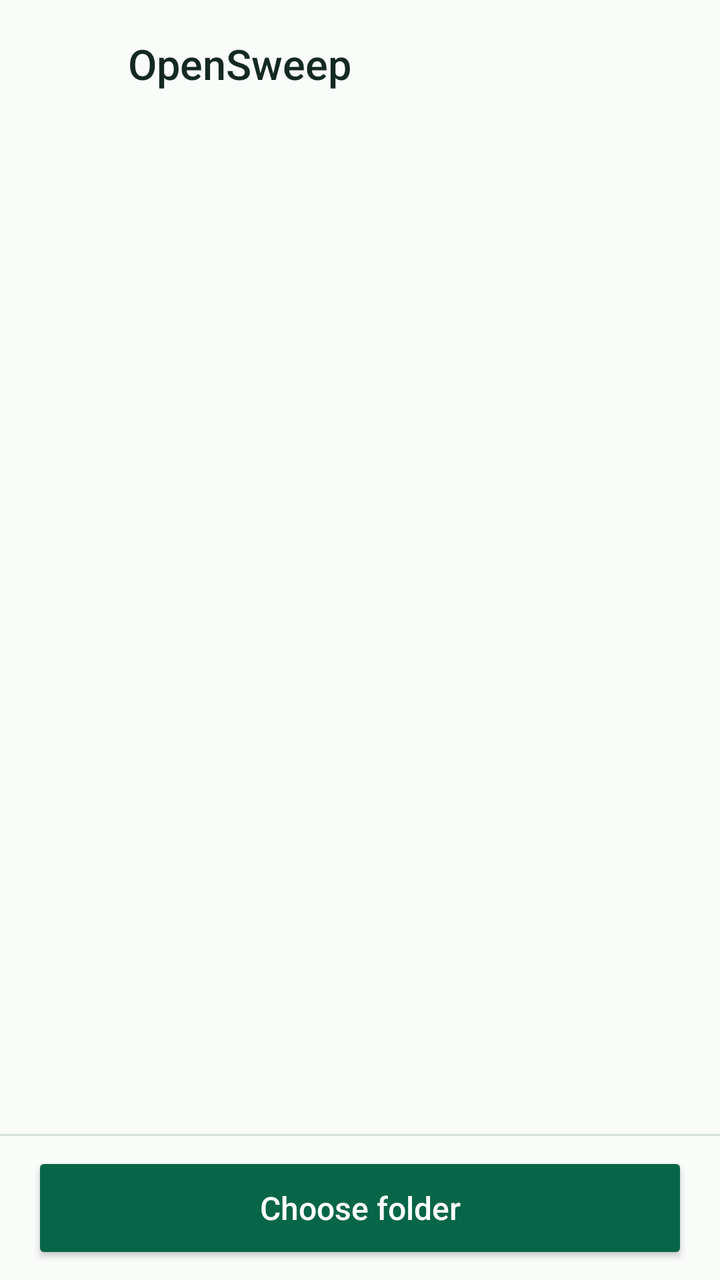
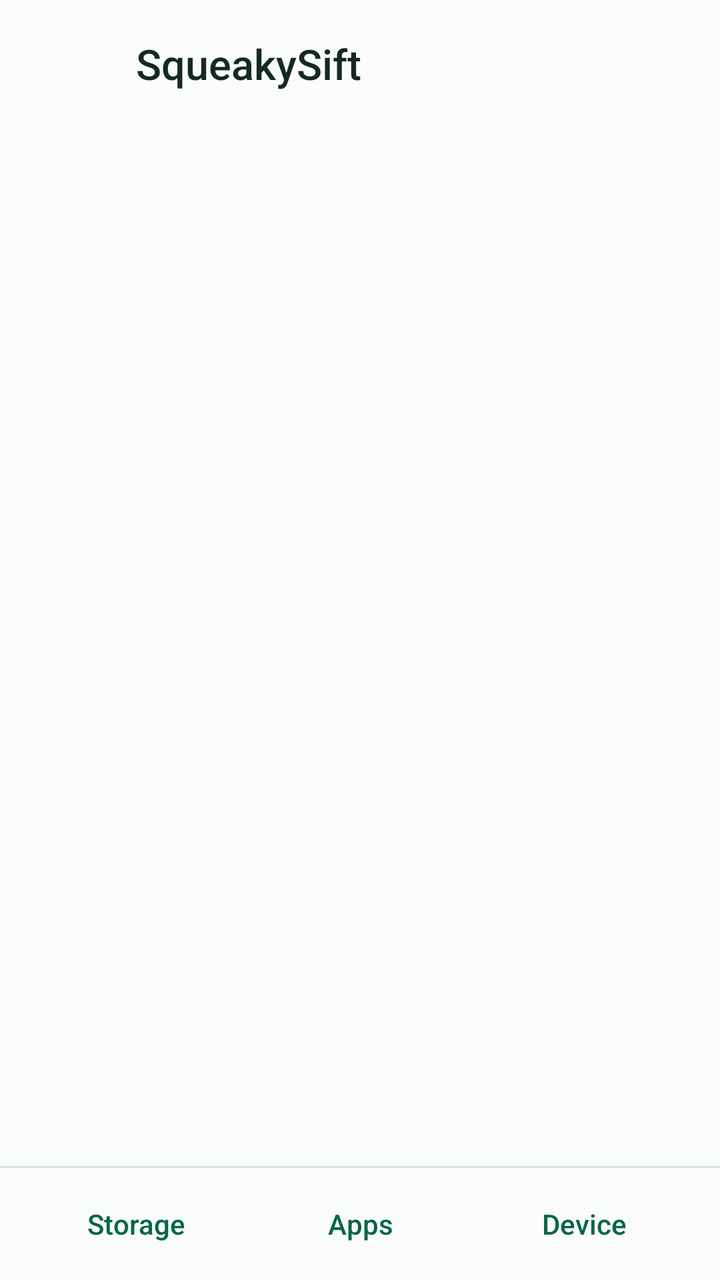

Two renders of the same Android screen: before a commit and after it. Below are the layout's source before the change and the commit's diff.
<!-- AndroidManifest.xml: application theme AppTheme -->
<!-- res/layout/activity_main.xml -->
<LinearLayout xmlns:android="http://schemas.android.com/apk/res/android"
    android:id="@+id/screen" android:layout_width="match_parent" android:layout_height="match_parent"
    android:orientation="vertical" android:fitsSystemWindows="true">
    <LinearLayout
        android:layout_width="match_parent" android:layout_height="wrap_content"
        android:minHeight="64dp" android:paddingHorizontal="16dp" android:gravity="center_vertical">
        <ImageView
            android:layout_width="38dp" android:layout_height="38dp"
            android:src="@mipmap/ic_launcher" android:importantForAccessibility="no" />
        <TextView
            android:layout_width="0dp" android:layout_height="wrap_content" android:layout_weight="1"
            android:layout_marginStart="10dp" android:text="@string/app_name" android:textSize="21sp"
            android:textColor="@color/ink" android:fontFamily="sans-serif-medium" />
        <Button
            android:id="@+id/change_folder" style="@style/TextButton"
            android:layout_width="wrap_content" android:layout_height="wrap_content"
            android:text="@string/change_folder" android:visibility="gone" />
    </LinearLayout>
    <ListView
        android:id="@+id/files" android:layout_width="match_parent" android:layout_height="0dp"
        android:layout_weight="1" android:divider="@null" android:clipToPadding="false"
        android:paddingBottom="12dp" />
    <View android:layout_width="match_parent" android:layout_height="1dp" android:background="@color/line" />
    <Button
        android:id="@+id/primary" android:layout_width="match_parent" android:layout_height="wrap_content"
        android:minHeight="56dp" android:layout_marginHorizontal="16dp" android:layout_marginVertical="8dp"
        android:text="@string/choose_folder" android:textSize="16sp" android:textAllCaps="false"
        android:textColor="@color/action_ink" android:backgroundTint="@color/action_fill" />
</LinearLayout>
<!-- resources referenced by this layout -->
<resources>
  <color name="ink">#142921</color>
  <color name="line">#D5E1D9</color>
  <!-- mipmap ic_launcher (mipmap-anydpi) -->
  <adaptive-icon xmlns:android="http://schemas.android.com/apk/res/android">
      <background android:drawable="@drawable/icon_background" />
      <foreground android:drawable="@drawable/ic_sparkles" />
      <monochrome android:drawable="@drawable/ic_sparkles" />
  </adaptive-icon>
  <string name="app_name">OpenSweep</string>
  <string name="change_folder">Change folder</string>
  <string name="choose_folder">Choose folder</string>
  <style name="TextButton" parent="@android:style/Widget.Material.Button.Borderless">
          <item name="android:textAllCaps">false</item>
          <item name="android:textColor">@color/accent</item>
          <item name="android:minHeight">48dp</item>
      </style>
  <style name="AppTheme" parent="@style/DayThemeBase" />
  <!-- drawable icon_background (drawable) -->
  <shape xmlns:android="http://schemas.android.com/apk/res/android">
      <gradient android:angle="315" android:startColor="#10B981" android:endColor="#0E74DC" />
  </shape>
  <!-- drawable ic_sparkles (drawable) -->
  <vector xmlns:android="http://schemas.android.com/apk/res/android"
      android:width="108dp" android:height="108dp" android:viewportWidth="108" android:viewportHeight="108">
      <path android:fillColor="#ffffff"
          android:pathData="M50,34 L54.8,53.2 L74,58 L54.8,62.8 L50,82 L45.2,62.8 L26,58 L45.2,53.2 Z M71,25 L73.2,33.8 L82,36 L73.2,38.2 L71,47 L68.8,38.2 L60,36 L68.8,33.8 Z M73,68 L74.2,72.8 L79,74 L74.2,75.2 L73,80 L71.8,75.2 L67,74 L71.8,72.8 Z" />
  </vector>
  <color name="accent">#076548</color>
  <style name="DayThemeBase" parent="@android:style/Theme.Material.Light.NoActionBar">
          <item name="android:colorAccent">@color/accent</item>
          <item name="android:windowBackground">@color/surface</item>
          <item name="android:statusBarColor">@color/surface</item>
          <item name="android:windowLightStatusBar">true</item>
      </style>
  <color name="surface">#FAFCFA</color>
</resources>

<!-- the commit's change to res/layout/activity_main.xml (unified diff, before → after) -->
@@ -1,29 +1,26 @@
-<LinearLayout xmlns:android="http://schemas.android.com/apk/res/android"
-    android:id="@+id/screen" android:layout_width="match_parent" android:layout_height="match_parent"
+<LinearLayout xmlns:android="http://schemas.android.com/apk/res/android" xmlns:tools="http://schemas.android.com/tools"
+    android:layout_width="match_parent" android:layout_height="match_parent"
     android:orientation="vertical" android:fitsSystemWindows="true">
-    <LinearLayout
-        android:layout_width="match_parent" android:layout_height="wrap_content"
-        android:minHeight="64dp" android:paddingHorizontal="16dp" android:gravity="center_vertical">
-        <ImageView
-            android:layout_width="38dp" android:layout_height="38dp"
+    
+    <LinearLayout tools:ignore="UseCompoundDrawables" android:layout_width="match_parent" android:layout_height="wrap_content"
+        android:minHeight="64dp" android:paddingHorizontal="20dp" android:gravity="center_vertical">
+        <ImageView android:layout_width="38dp" android:layout_height="38dp"
             android:src="@mipmap/ic_launcher" android:importantForAccessibility="no" />
-        <TextView
-            android:layout_width="0dp" android:layout_height="wrap_content" android:layout_weight="1"
+        <TextView android:layout_width="wrap_content" android:layout_height="wrap_content"
             android:layout_marginStart="10dp" android:text="@string/app_name" android:textSize="21sp"
             android:textColor="@color/ink" android:fontFamily="sans-serif-medium" />
-        <Button
-            android:id="@+id/change_folder" style="@style/TextButton"
-            android:layout_width="wrap_content" android:layout_height="wrap_content"
-            android:text="@string/change_folder" android:visibility="gone" />
     </LinearLayout>
-    <ListView
-        android:id="@+id/files" android:layout_width="match_parent" android:layout_height="0dp"
-        android:layout_weight="1" android:divider="@null" android:clipToPadding="false"
-        android:paddingBottom="12dp" />
+    <FrameLayout android:id="@+id/content" android:layout_width="match_parent"
+        android:layout_height="0dp" android:layout_weight="1" />
     <View android:layout_width="match_parent" android:layout_height="1dp" android:background="@color/line" />
-    <Button
-        android:id="@+id/primary" android:layout_width="match_parent" android:layout_height="wrap_content"
-        android:minHeight="56dp" android:layout_marginHorizontal="16dp" android:layout_marginVertical="8dp"
-        android:text="@string/choose_folder" android:textSize="16sp" android:textAllCaps="false"
-        android:textColor="@color/action_ink" android:backgroundTint="@color/action_fill" />
+    
+    <LinearLayout tools:ignore="UseCompoundDrawables" android:layout_width="match_parent" android:layout_height="wrap_content"
+        android:paddingHorizontal="12dp" android:paddingVertical="4dp">
+        <Button android:id="@+id/tab_storage" style="@style/TextButton" android:layout_width="0dp"
+            android:layout_height="wrap_content" android:layout_weight="1" android:text="@string/storage" />
+        <Button android:id="@+id/tab_apps" style="@style/TextButton" android:layout_width="0dp"
+            android:layout_height="wrap_content" android:layout_weight="1" android:text="@string/apps" />
+        <Button android:id="@+id/tab_device" style="@style/TextButton" android:layout_width="0dp"
+            android:layout_height="wrap_content" android:layout_weight="1" android:text="@string/device" />
+    </LinearLayout>
 </LinearLayout>
<!-- resource entries referenced after the edit -->
@@ -8,9 +8,10 @@
       <foreground android:drawable="@drawable/ic_sparkles" />
       <monochrome android:drawable="@drawable/ic_sparkles" />
   </adaptive-icon>
-  <string name="app_name">OpenSweep</string>
-  <string name="change_folder">Change folder</string>
-  <string name="choose_folder">Choose folder</string>
+  <string name="app_name">SqueakySift</string>
+  <string name="apps">Apps</string>
+  <string name="device">Device</string>
+  <string name="storage">Storage</string>
   <style name="TextButton" parent="@android:style/Widget.Material.Button.Borderless">
           <item name="android:textAllCaps">false</item>
           <item name="android:textColor">@color/accent</item>
